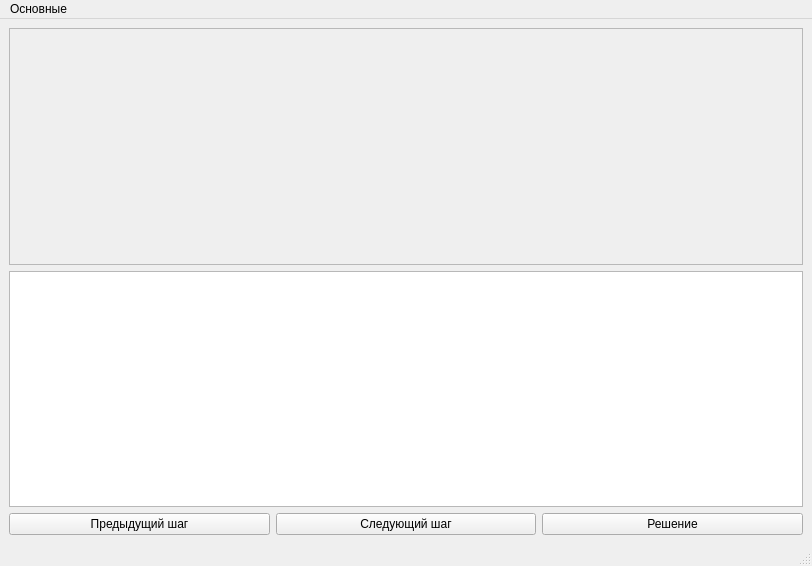
First picture: the form in src/practice/gawindow.ui, repository AfanasiefDV/summer_practice, before the edit.
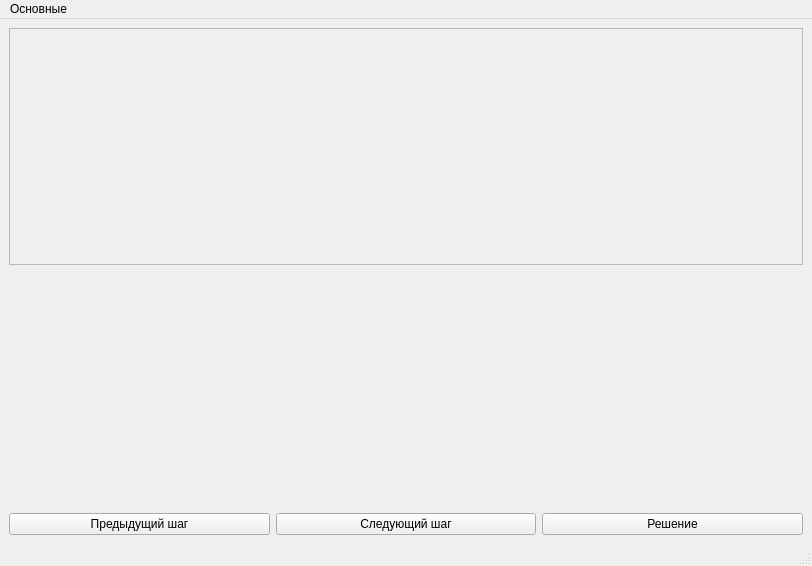
Second picture: the form after the edit.

Patch:
```diff
--- a/src/practice/gawindow.ui
+++ b/src/practice/gawindow.ui
@@ -39,7 +39,17 @@
      </widget>
     </item>
     <item>
-     <widget class="QTextBrowser" name="mainInformation"/>
+     <widget class="QLabel" name="mainInformation">
+      <property name="sizePolicy">
+       <sizepolicy hsizetype="Preferred" vsizetype="Expanding">
+        <horstretch>0</horstretch>
+        <verstretch>0</verstretch>
+       </sizepolicy>
+      </property>
+      <property name="text">
+       <string/>
+      </property>
+     </widget>
     </item>
     <item>
      <layout class="QHBoxLayout" name="horizontalLayout_2">
```
Left out of the diff: 3 changed lines with no effect on the pictures.
